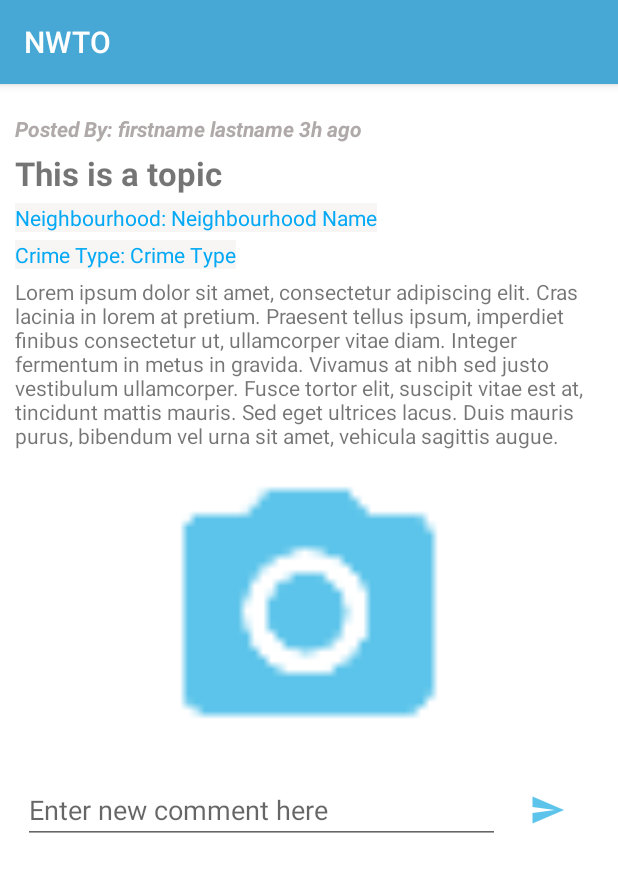
After one commit to heatherwang39/NWTO, an Android app: the DiscussionDetailActivity screen opened directly, with no data from a screen before it, on a phone screen of 412 x 824 dp. The commit adds this screen. Shown: the top 872 px of the screen. Run offline under Robolectric (Android 15) with nearby library versions, the phone set to English and light mode, and no system bars.

Commit message:
Add Layout of Discussion Detail Page.

```diff
--- a/app/src/main/AndroidManifest.xml
+++ b/app/src/main/AndroidManifest.xml
@@ -17,43 +17,54 @@
         android:roundIcon="@mipmap/ic_launcher_round"
         android:supportsRtl="true"
         android:theme="@style/AppTheme">
-        <activity android:name=".DiscussionActivity"
+        <activity android:name=".DiscussionDetailActivity"></activity>
+        <activity
+            android:name=".DiscussionActivity"
             android:label="Discussion Board"
-            android:parentActivityName=".NavigationActivity"/>
-        <activity android:name=".SendSMSActivity"
+            android:parentActivityName=".NavigationActivity" />
+        <activity
+            android:name=".SendSMSActivity"
             android:label="Write a new Message"
-            android:parentActivityName=".NeighboursActivity"/>
+            android:parentActivityName=".NeighboursActivity" />
         <activity
             android:name=".CrimeStatsActivity"
             android:label="Crime Stats"
-            android:screenOrientation="portrait"
-            android:parentActivityName=".NavigationActivity" />
+            android:parentActivityName=".NavigationActivity"
+            android:screenOrientation="portrait" />
         <activity
             android:name=".ContactsActivity"
             android:label="Contacts"
             android:parentActivityName=".NavigationActivity" />
-        <activity android:name=".SendEmailActivity"
+        <activity
+            android:name=".SendEmailActivity"
             android:label="Write a new Email"
-            android:parentActivityName=".NeighboursActivity"/>
-        <activity android:name=".AddNeighbourActivity"
+            android:parentActivityName=".NeighboursActivity" />
+        <activity
+            android:name=".AddNeighbourActivity"
             android:label="Add a new Contact"
-            android:parentActivityName=".NeighboursActivity"/>
-        <activity android:name=".NeighboursActivity"
+            android:parentActivityName=".NeighboursActivity" />
+        <activity
+            android:name=".NeighboursActivity"
             android:label="My Neighbours"
-            android:parentActivityName=".NavigationActivity"/>
-        <activity android:name=".NavigationActivity"
-            android:label="Home"/>
-        <activity android:name=".ProfileUpdateActivity"
+            android:parentActivityName=".NavigationActivity" />
+        <activity
+            android:name=".NavigationActivity"
+            android:label="Home" />
+        <activity
+            android:name=".ProfileUpdateActivity"
             android:label="Update / Settings"
-            android:parentActivityName=".ProfileActivity"/>
-        <activity android:name=".LoginActivity"
-            android:label="Login to NWTO app"/>
-        <activity android:name=".ProfileActivity"
+            android:parentActivityName=".ProfileActivity" />
+        <activity
+            android:name=".LoginActivity"
+            android:label="Login to NWTO app" />
+        <activity
+            android:name=".ProfileActivity"
             android:label="My Profile"
-            android:parentActivityName=".NavigationActivity"/>
-        <activity android:name=".RegisterUserActivity"
+            android:parentActivityName=".NavigationActivity" />
+        <activity
+            android:name=".RegisterUserActivity"
             android:label="Register New Account"
-            android:parentActivityName=".LoginActivity"/>
+            android:parentActivityName=".LoginActivity" />
         <activity android:name=".MainActivity">
             <intent-filter>
                 <action android:name="android.intent.action.MAIN" />
@@ -61,6 +72,7 @@
                 <category android:name="android.intent.category.LAUNCHER" />
             </intent-filter>
         </activity>
+
         <provider
             android:name="androidx.core.content.FileProvider"
             android:authorities="com.example.android.fileprovider"
--- /dev/null
+++ b/app/src/main/java/com/example/nwto/DiscussionDetailActivity.java
@@ -0,0 +1,14 @@
+package com.example.nwto;
+
+import androidx.appcompat.app.AppCompatActivity;
+
+import android.os.Bundle;
+
+public class DiscussionDetailActivity extends AppCompatActivity {
+
+    @Override
+    protected void onCreate(Bundle savedInstanceState) {
+        super.onCreate(savedInstanceState);
+        setContentView(R.layout.activity_discussion_detail);
+    }
+}
--- /dev/null
+++ b/app/src/main/res/drawable-anydpi/ic_send_custom.xml
@@ -0,0 +1,12 @@
+<vector xmlns:android="http://schemas.android.com/apk/res/android"
+    android:width="24dp"
+    android:height="24dp"
+    android:viewportWidth="24"
+    android:viewportHeight="24"
+    android:tint="#33B5E5"
+    android:alpha="0.8"
+    android:autoMirrored="true">
+  <path
+      android:fillColor="@android:color/white"
+      android:pathData="M2.01,21L23,12 2.01,3 2,10l15,2 -15,2z"/>
+</vector>
--- /dev/null
+++ b/app/src/main/res/layout/activity_discussion_detail.xml
@@ -0,0 +1,98 @@
+<?xml version="1.0" encoding="utf-8"?>
+<ScrollView xmlns:android="http://schemas.android.com/apk/res/android"
+    xmlns:app="http://schemas.android.com/apk/res-auto"
+    xmlns:tools="http://schemas.android.com/tools"
+    android:layout_width="match_parent"
+    android:layout_height="match_parent"
+    android:orientation="vertical"
+    tools:context=".DiscussionDetailActivity">
+
+    <LinearLayout
+        android:layout_width="match_parent"
+        android:layout_height="wrap_content"
+        android:layout_margin="10dp"
+        android:orientation="vertical">
+
+        <TextView
+            android:id="@+id/text_fullname_and_time"
+            android:layout_width="wrap_content"
+            android:layout_height="wrap_content"
+            android:layout_marginTop="10dp"
+            android:text="Posted By: firstname lastname 3h ago"
+            android:textColor="#AFA9A9"
+            android:textColorHint="#736969"
+            android:textStyle="bold|italic" />
+
+        <TextView
+            android:id="@+id/text_topic"
+            android:layout_width="match_parent"
+            android:layout_height="wrap_content"
+            android:layout_marginTop="5dp"
+            android:text="This is a topic"
+            android:textSize="22sp"
+            android:textStyle="bold" />
+
+        <TextView
+            android:id="@+id/text_neighbourhood"
+            android:layout_width="wrap_content"
+            android:layout_height="wrap_content"
+            android:layout_marginTop="5dp"
+            android:background="#B4F6F1F1"
+            android:text="Neighbourhood: Neighbourhood Name"
+            android:textColor="#03A9F4" />
+
+        <TextView
+            android:id="@+id/text_crime_type"
+            android:layout_width="wrap_content"
+            android:layout_height="wrap_content"
+            android:layout_marginTop="5dp"
+            android:background="#B4F6F1F1"
+            android:text="Crime Type: Crime Type"
+            android:textColor="#03A9F4" />
+        <TextView
+            android:id="@+id/text_content"
+            android:layout_width="wrap_content"
+            android:layout_height="wrap_content"
+            android:layout_marginTop="5dp"
+            android:text="Lorem ipsum dolor sit amet, consectetur adipiscing elit. Cras lacinia in lorem at pretium. Praesent tellus ipsum, imperdiet finibus consectetur ut, ullamcorper vitae diam. Integer fermentum in metus in gravida. Vivamus at nibh sed justo vestibulum ullamcorper. Fusce tortor elit, suscipit vitae est at, tincidunt mattis mauris. Sed eget ultrices lacus. Duis mauris purus, bibendum vel urna sit amet, vehicula sagittis augue."/>
+
+        <ImageView
+            android:id="@+id/image_post_pic"
+            android:layout_width="match_parent"
+            android:layout_height="200dp"
+            android:layout_gravity="center"
+            android:layout_marginTop="10dp"
+            android:src="@drawable/ic_camera_custom" />
+
+
+        <androidx.recyclerview.widget.RecyclerView
+            android:id="@+id/recycler_comment_list"
+            android:layout_width="match_parent"
+            android:layout_height="match_parent"
+            android:scrollbars="vertical" />
+
+        <LinearLayout
+            android:id="@+id/typeCommentContainer"
+            android:layout_width="match_parent"
+            android:layout_height="50dp"
+            android:layout_margin="5dp"
+            android:background="@color/white"
+            android:gravity="center"
+            android:orientation="horizontal">
+
+            <EditText
+                android:id="@+id/edit_comment"
+                android:layout_width="match_parent"
+                android:layout_height="wrap_content"
+                android:layout_weight="1"
+                android:hint="Enter new comment here"/>
+
+            <ImageView
+                android:id="@+id/button_send_comment"
+                android:layout_width="match_parent"
+                android:layout_height="wrap_content"
+                android:layout_weight="5"
+                android:src="@drawable/ic_send_custom" />
+        </LinearLayout>
+    </LinearLayout>
+</ScrollView>
--- a/app/src/main/res/layout/fragment_discussion_post.xml
+++ b/app/src/main/res/layout/fragment_discussion_post.xml
@@ -32,7 +32,7 @@
             <TextView
                 android:layout_width="wrap_content"
                 android:layout_height="wrap_content"
-                android:text="Crime TYpe:"
+                android:text="Crime Type:"
                 android:textAllCaps="true"
                 android:textStyle="bold" />
 
```
Also changed, not shown: app/src/main/res/drawable-hdpi/ic_send_custom.png (added), app/src/main/res/drawable-mdpi/ic_send_custom.png (added), app/src/main/res/drawable-xhdpi/ic_send_custom.png (added), app/src/main/res/drawable-xxhdpi/ic_send_custom.png (added).
